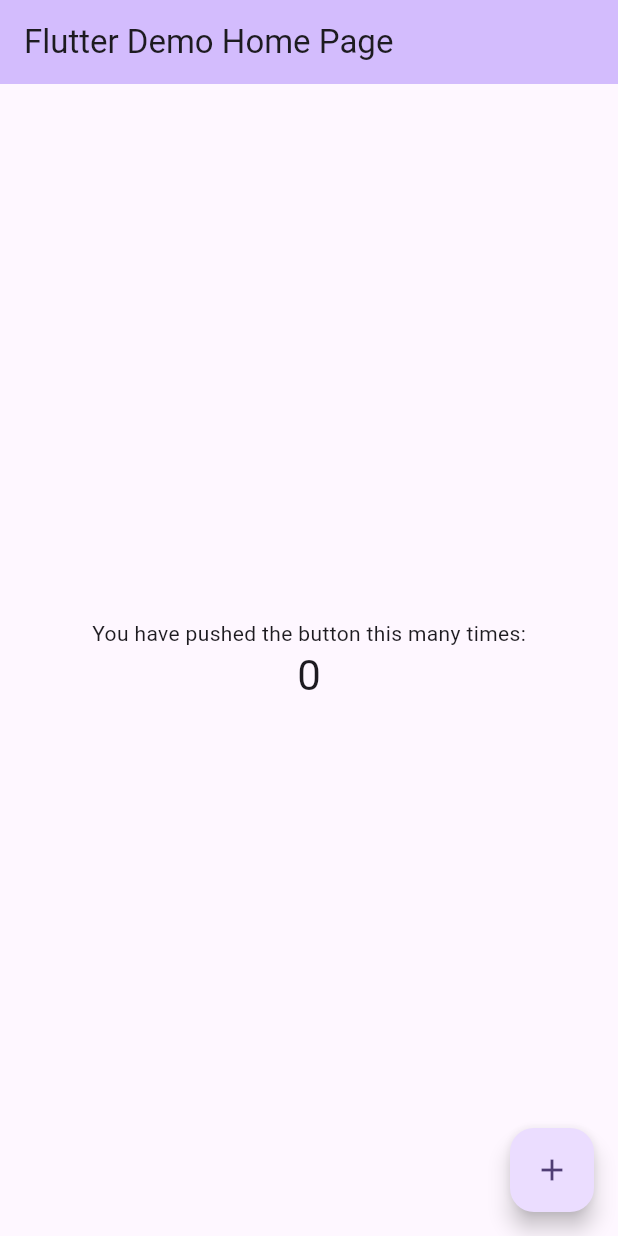
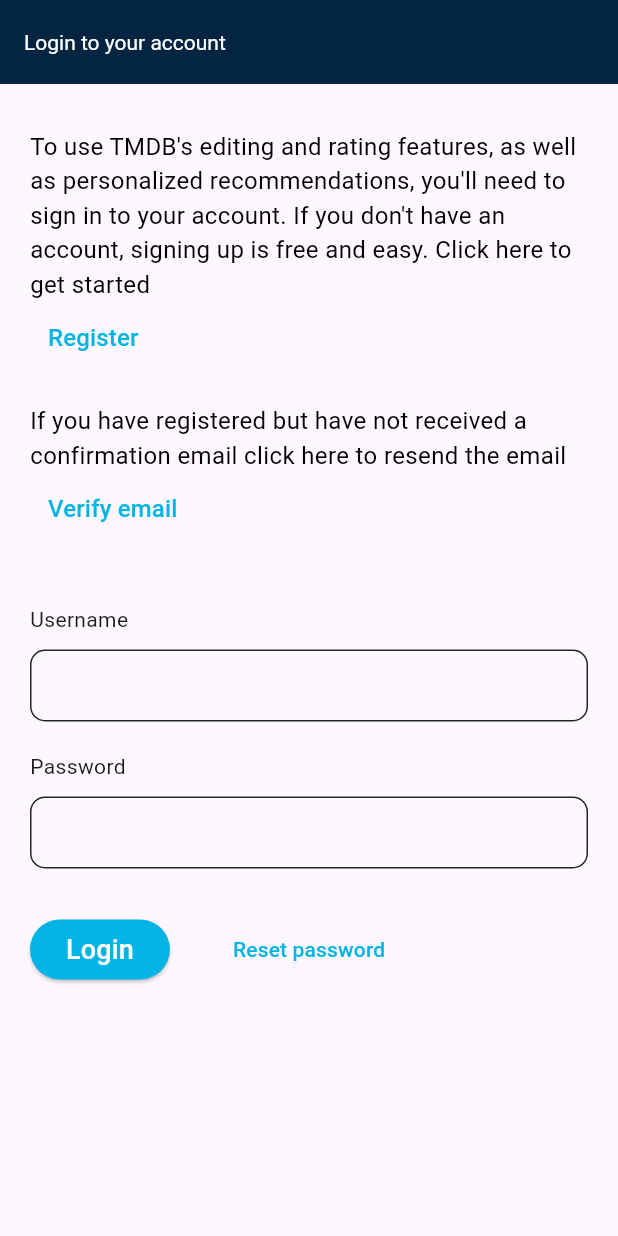
Before and after one commit to Altynbek2021/themoviedb, a Flutter app: the screen it shows after launch, on a phone screen of 412 x 824 dp. Run offline on Flutter 3.47's test engine with Material 3 defaults, Android fonts, the phone set to English and light mode, and no system bars.

Commit message:
added auth widget with password and username

```diff
--- a/lib/main.dart
+++ b/lib/main.dart
@@ -1,4 +1,5 @@
 import 'package:flutter/material.dart';
+import 'package:themoviedb/widgets/auth/auth_widget.dart';
 
 void main() {
   runApp(const MyApp());
@@ -13,113 +14,11 @@ class MyApp extends StatelessWidget {
     return MaterialApp(
       title: 'Flutter Demo',
       theme: ThemeData(
-        // This is the theme of your application.
-        //
-        // TRY THIS: Try running your application with "flutter run". You'll see
-        // the application has a purple toolbar. Then, without quitting the app,
-        // try changing the seedColor in the colorScheme below to Colors.green
-        // and then invoke "hot reload" (save your changes or press the "hot
-        // reload" button in a Flutter-supported IDE, or press "r" if you used
-        // the command line to start the app).
-        //
-        // Notice that the counter didn't reset back to zero; the application
-        // state is not lost during the reload. To reset the state, use hot
-        // restart instead.
-        //
-        // This works for code too, not just values: Most code changes can be
-        // tested with just a hot reload.
+        appBarTheme: AppBarTheme(backgroundColor: Color.fromRGBO(3, 37, 65, 1)),
         colorScheme: ColorScheme.fromSeed(seedColor: Colors.deepPurple),
         useMaterial3: true,
       ),
-      home: const MyHomePage(title: 'Flutter Demo Home Page'),
+      home: const AuthWidget(),
     );
   }
 }
-
-class MyHomePage extends StatefulWidget {
-  const MyHomePage({super.key, required this.title});
-
-  // This widget is the home page of your application. It is stateful, meaning
-  // that it has a State object (defined below) that contains fields that affect
-  // how it looks.
-
-  // This class is the configuration for the state. It holds the values (in this
-  // case the title) provided by the parent (in this case the App widget) and
-  // used by the build method of the State. Fields in a Widget subclass are
-  // always marked "final".
-
-  final String title;
-
-  @override
-  State<MyHomePage> createState() => _MyHomePageState();
-}
-
-class _MyHomePageState extends State<MyHomePage> {
-  int _counter = 0;
-
-  void _incrementCounter() {
-    setState(() {
-      // This call to setState tells the Flutter framework that something has
-      // changed in this State, which causes it to rerun the build method below
-      // so that the display can reflect the updated values. If we changed
-      // _counter without calling setState(), then the build method would not be
-      // called again, and so nothing would appear to happen.
-      _counter++;
-    });
-  }
-
-  @override
-  Widget build(BuildContext context) {
-    // This method is rerun every time setState is called, for instance as done
-    // by the _incrementCounter method above.
-    //
-    // The Flutter framework has been optimized to make rerunning build methods
-    // fast, so that you can just rebuild anything that needs updating rather
-    // than having to individually change instances of widgets.
-    return Scaffold(
-      appBar: AppBar(
-        // TRY THIS: Try changing the color here to a specific color (to
-        // Colors.amber, perhaps?) and trigger a hot reload to see the AppBar
-        // change color while the other colors stay the same.
-        backgroundColor: Theme.of(context).colorScheme.inversePrimary,
-        // Here we take the value from the MyHomePage object that was created by
-        // the App.build method, and use it to set our appbar title.
-        title: Text(widget.title),
-      ),
-      body: Center(
-        // Center is a layout widget. It takes a single child and positions it
-        // in the middle of the parent.
-        child: Column(
-          // Column is also a layout widget. It takes a list of children and
-          // arranges them vertically. By default, it sizes itself to fit its
-          // children horizontally, and tries to be as tall as its parent.
-          //
-          // Column has various properties to control how it sizes itself and
-          // how it positions its children. Here we use mainAxisAlignment to
-          // center the children vertically; the main axis here is the vertical
-          // axis because Columns are vertical (the cross axis would be
-          // horizontal).
-          //
-          // TRY THIS: Invoke "debug painting" (choose the "Toggle Debug Paint"
-          // action in the IDE, or press "p" in the console), to see the
-          // wireframe for each widget.
-          mainAxisAlignment: MainAxisAlignment.center,
-          children: <Widget>[
-            const Text(
-              'You have pushed the button this many times:',
-            ),
-            Text(
-              '$_counter',
-              style: Theme.of(context).textTheme.headlineMedium,
-            ),
-          ],
-        ),
-      ),
-      floatingActionButton: FloatingActionButton(
-        onPressed: _incrementCounter,
-        tooltip: 'Increment',
-        child: const Icon(Icons.add),
-      ), // This trailing comma makes auto-formatting nicer for build methods.
-    );
-  }
-}
--- /dev/null
+++ b/lib/widgets/auth/auth_widget.dart
@@ -0,0 +1,72 @@
+import 'package:flutter/material.dart';
+import 'package:themoviedb/widgets/auth/form_widget.dart';
+
+class AuthWidget extends StatefulWidget {
+  const AuthWidget({super.key});
+
+  @override
+  State<AuthWidget> createState() => _AuthWidgetState();
+}
+
+class _AuthWidgetState extends State<AuthWidget> {
+  @override
+  Widget build(BuildContext context) {
+    return Scaffold(
+      appBar: AppBar(
+        title: Text("Login to your account"),
+        titleTextStyle: TextStyle(color: Colors.white),
+      ),
+      body: ListView(
+        children: [_HeaderWidget()],
+      ),
+    );
+  }
+}
+
+class _HeaderWidget extends StatelessWidget {
+  const _HeaderWidget({super.key});
+
+  @override
+  Widget build(BuildContext context) {
+    return Padding(
+      padding: const EdgeInsets.symmetric(horizontal: 20, vertical: 10),
+      child: SingleChildScrollView(
+        child: Column(
+          crossAxisAlignment: CrossAxisAlignment.start,
+          children: [
+            SizedBox(
+              height: 20,
+            ),
+            Text(
+              "To use TMDB's editing and rating features, as well as personalized recommendations, you'll need to sign in to your account. If you don't have an account, signing up is free and easy. Click here to get started",
+              style: TextStyle(fontSize: 16, color: Colors.black),
+            ),
+            TextButton(
+              onPressed: () {},
+              child: Text(
+                "Register",
+                style: TextStyle(fontSize: 16, color: Color(0xff01B4E4)),
+              ),
+            ),
+            SizedBox(
+              height: 20,
+            ),
+            Text(
+              "If you have registered but have not received a confirmation email click here to resend the email",
+              style: TextStyle(fontSize: 16, color: Colors.black),
+            ),
+            TextButton(
+              onPressed: () {},
+              child: Text(
+                "Verify email",
+                style: TextStyle(fontSize: 16, color: Color(0xff01B4E4)),
+              ),
+            ),
+            SizedBox(height: 20),
+            FormWidget()
+          ],
+        ),
+      ),
+    );
+  }
+}
--- /dev/null
+++ b/lib/widgets/auth/form_widget.dart
@@ -0,0 +1,51 @@
+import 'package:flutter/material.dart';
+import 'package:themoviedb/widgets/auth/password_form.dart';
+import 'user_name.dart';
+
+class FormWidget extends StatefulWidget {
+  const FormWidget({super.key});
+
+  @override
+  State<FormWidget> createState() => _FormWidgetState();
+}
+
+class _FormWidgetState extends State<FormWidget> {
+  @override
+  Widget build(BuildContext context) {
+    return Column(
+      children: [
+        SizedBox(height: 20),
+        UserNameForm(),
+        SizedBox(height: 20),
+        PasswordForm(),
+        SizedBox(
+          height: 30,
+        ),
+        Row(
+          children: [
+            ElevatedButton(
+              onPressed: () {},
+              style: ButtonStyle(
+                  backgroundColor:
+                      MaterialStatePropertyAll<Color>(Color(0xff01B4E4))),
+              child: Text(
+                "Login",
+                style: TextStyle(fontSize: 18, color: Colors.white),
+              ),
+            ),
+            const SizedBox(
+              width: 30,
+            ),
+            TextButton(
+              onPressed: () {},
+              child: Text(
+                "Reset password",
+                style: TextStyle(color: Color(0xff01B4E4)),
+              ),
+            ),
+          ],
+        ),
+      ],
+    );
+  }
+}
--- /dev/null
+++ b/lib/widgets/auth/password_form.dart
@@ -0,0 +1,48 @@
+import 'package:flutter/material.dart';
+
+class PasswordForm extends StatelessWidget {
+  const PasswordForm({
+    super.key,
+  });
+
+  @override
+  Widget build(BuildContext context) {
+    TextEditingController pscController = TextEditingController();
+
+    return Column(
+      children: [
+        Align(
+          alignment: Alignment.centerLeft,
+          child: Text(
+            'Password',
+          ),
+        ),
+        const SizedBox(
+          height: 10,
+        ),
+        TextField(
+          onChanged: (str) {
+            print(str);
+          },
+          controller: pscController,
+          obscureText: true,
+          decoration: InputDecoration(
+            contentPadding: EdgeInsets.symmetric(horizontal: 10, vertical: 0),
+            focusedBorder: const OutlineInputBorder(
+                borderRadius: BorderRadius.all(Radius.circular(10)),
+                borderSide: BorderSide(width: 2, color: Color(0xff01B4E4))),
+            enabledBorder: const OutlineInputBorder(
+                borderRadius: BorderRadius.all(Radius.circular(10)),
+                borderSide: BorderSide(width: 1, color: Color(0xff212529))),
+            border: const OutlineInputBorder(
+                borderRadius: BorderRadius.all(Radius.circular(10)),
+                borderSide: BorderSide(width: 1, color: Color(0xff212529))),
+            disabledBorder: const OutlineInputBorder(
+                borderRadius: BorderRadius.all(Radius.circular(10)),
+                borderSide: BorderSide(width: 1, color: Color(0xff212529))),
+          ),
+        )
+      ],
+    );
+  }
+}
--- /dev/null
+++ b/lib/widgets/auth/user_name.dart
@@ -0,0 +1,48 @@
+import 'package:flutter/material.dart';
+
+class UserNameForm extends StatefulWidget {
+  const UserNameForm({super.key});
+
+  @override
+  State<UserNameForm> createState() => UserNameFormState();
+}
+
+class UserNameFormState extends State<UserNameForm> {
+  @override
+  Widget build(BuildContext context) {
+    TextEditingController userController = TextEditingController();
+
+    return Column(
+      children: [
+        Align(
+          alignment: Alignment.centerLeft,
+          child: Text("Username"),
+        ),
+        const SizedBox(
+          height: 10,
+        ),
+        TextField(
+          onChanged: (e) {
+            print(e);
+          },
+          controller: userController,
+          decoration: InputDecoration(
+            contentPadding: EdgeInsets.symmetric(horizontal: 10, vertical: 0),
+            focusedBorder: const OutlineInputBorder(
+                borderRadius: BorderRadius.all(Radius.circular(10)),
+                borderSide: BorderSide(width: 2, color: Color(0xff01B4E4))),
+            enabledBorder: const OutlineInputBorder(
+                borderRadius: BorderRadius.all(Radius.circular(10)),
+                borderSide: BorderSide(width: 1, color: Color(0xff212529))),
+            border: const OutlineInputBorder(
+                borderRadius: BorderRadius.all(Radius.circular(10)),
+                borderSide: BorderSide(width: 1, color: Color(0xff212529))),
+            disabledBorder: const OutlineInputBorder(
+                borderRadius: BorderRadius.all(Radius.circular(10)),
+                borderSide: BorderSide(width: 1, color: Color(0xff212529))),
+          ),
+        ),
+      ],
+    );
+  }
+}
```
